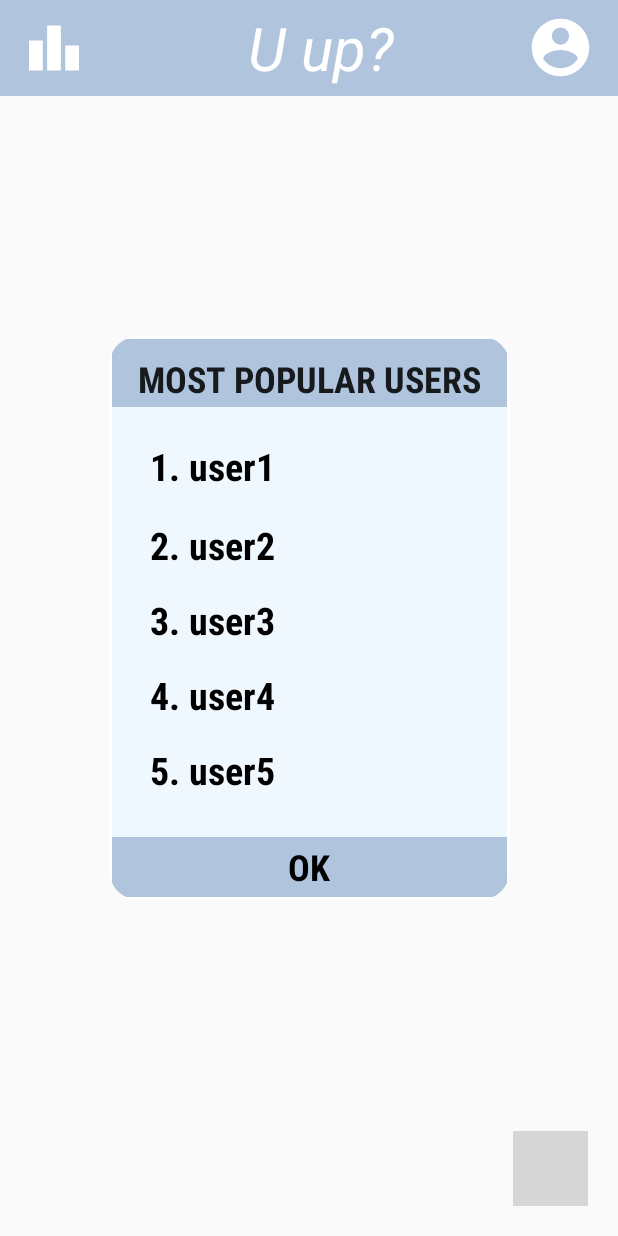
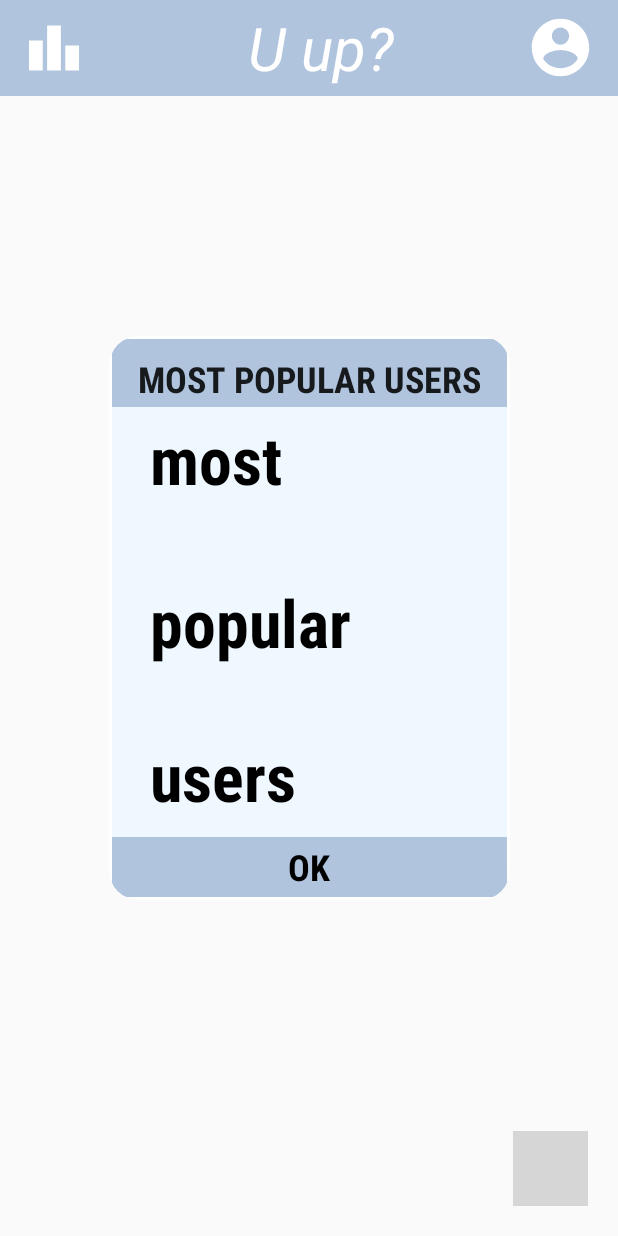
Before and after one commit to GAC-Yac/GACYac, an Android app: the screen it shows after launch (MainActivity), after a tap on an icon or button, on a phone screen of 412 x 824 dp. Run offline under Robolectric (Android 15) with nearby library versions, the phone set to English and light mode, and no system bars; our stand-ins replace Firebase (no records; nobody signed in at launch, a user with empty details on screens opened directly); 6 statements that could not run were skipped; 1 other tap on this screen came first; grey boxes are pictures that could not be loaded.

Commit message:
finished the leaderboard and reformatted some things.

```diff
--- a/app/src/main/java/com/example/gacyac/MainActivity.kt
+++ b/app/src/main/java/com/example/gacyac/MainActivity.kt
@@ -36,6 +36,7 @@ class MainActivity : AppCompatActivity()  {
     private lateinit var username1: String
     private lateinit var binding: ActivityMainBinding
     private lateinit var dateJoin: TextView
+    private lateinit var topUsers: TextView
     private lateinit var bonusPoints: TextView
     private var database = Firebase.firestore
 
@@ -264,7 +265,6 @@ class MainActivity : AppCompatActivity()  {
                 bonusPoints.setText("Bonus Points: $bp")
 
             }
-
             .addOnFailureListener { e ->
                 Log.w(ContentValues.TAG, "Could not Log In", e)
             }
@@ -291,7 +291,32 @@ class MainActivity : AppCompatActivity()  {
 
         })
         getProfileInformation(device_id)
+        getLeaderboardInformation()
     }
+
+    private fun getLeaderboardInformation() {
+        database = FirebaseFirestore.getInstance()
+
+        database.collection("users")
+            .orderBy("bonuspoints", Query.Direction.DESCENDING).limit(5)
+            .get()
+            .addOnSuccessListener { documents ->
+                Log.d("LUKEleaderboard2", "LUKEleaderboard2")
+                Log.d("documents: ", "${documents.documents.toString()}")
+                topUsers = findViewById(R.id.topUsers)
+                topUsers.setText("" +
+                        "1. ${documents.documents.get(0).get("username")}\n" +
+                        "2. ${documents.documents.get(1).get("username")}\n" +
+                        "3. ${documents.documents.get(2).get("username")}\n" +
+                        "4. ${documents.documents.get(3).get("username")}\n" +
+                        "5. ${documents.documents.get(4).get("username")}")
+            }
+            .addOnFailureListener { exception ->
+                Toast.makeText(this, exception.toString(), Toast.LENGTH_LONG).show()
+                Log.i("LUKEleaderboardDEBUG",exception.toString())
+            }
+    }
+
     companion object {
 
         fun newIntent(context: Context): Intent {
--- a/app/src/main/res/layout/leaderboard_window.xml
+++ b/app/src/main/res/layout/leaderboard_window.xml
@@ -72,12 +72,12 @@
                     android:textSize="24dp"
                     android:textStyle="bold"
                     app:autoSizeTextType="uniform"
-                    app:layout_constraintEnd_toStartOf="@+id/popup_window_text"
+                    app:layout_constraintEnd_toStartOf="@+id/topUsers"
                     app:layout_constraintHorizontal_bias="1.0"
                     app:layout_constraintTop_toTopOf="parent" />
 
                 <androidx.appcompat.widget.AppCompatTextView
-                    android:id="@+id/popup_window_text"
+                    android:id="@+id/topUsers"
                     android:layout_width="match_parent"
                     android:layout_height="match_parent"
                     android:layout_marginStart="25dp"
@@ -86,10 +86,10 @@
                     android:layout_marginBottom="50dp"
                     android:fontFamily="sans-serif-condensed-medium"
                     android:gravity="center_vertical"
-                    android:lineSpacingMultiplier="1.7"
+                    android:lineSpacingMultiplier="2"
                     android:text="@string/top_5_users"
                     android:textColor="@color/black"
-                    android:textSize="25sp"
+                    android:autoSizeTextType="uniform"
                     android:textStyle="bold"
                     app:layout_constraintBottom_toBottomOf="parent"
                     app:layout_constraintEnd_toEndOf="parent"
--- a/app/src/main/res/values/strings.xml
+++ b/app/src/main/res/values/strings.xml
@@ -28,5 +28,10 @@
     <string name="karma">Karma:</string>
     <string name="date_joined">Date Joined:</string>
     <string name="nav_username">Username</string>
-    <string name="top_5_users">1. user1\n2. user2\n3. user3\n4. user4\n5. user5</string>
+    <string name="leader1">user1</string>
+    <string name="leader2">user2</string>
+    <string name="leader3">user3</string>
+    <string name="leader4">user4</string>
+    <string name="leader5">user5</string>
+    <string name="top_5_users">most popular users</string>
 </resources>
```
